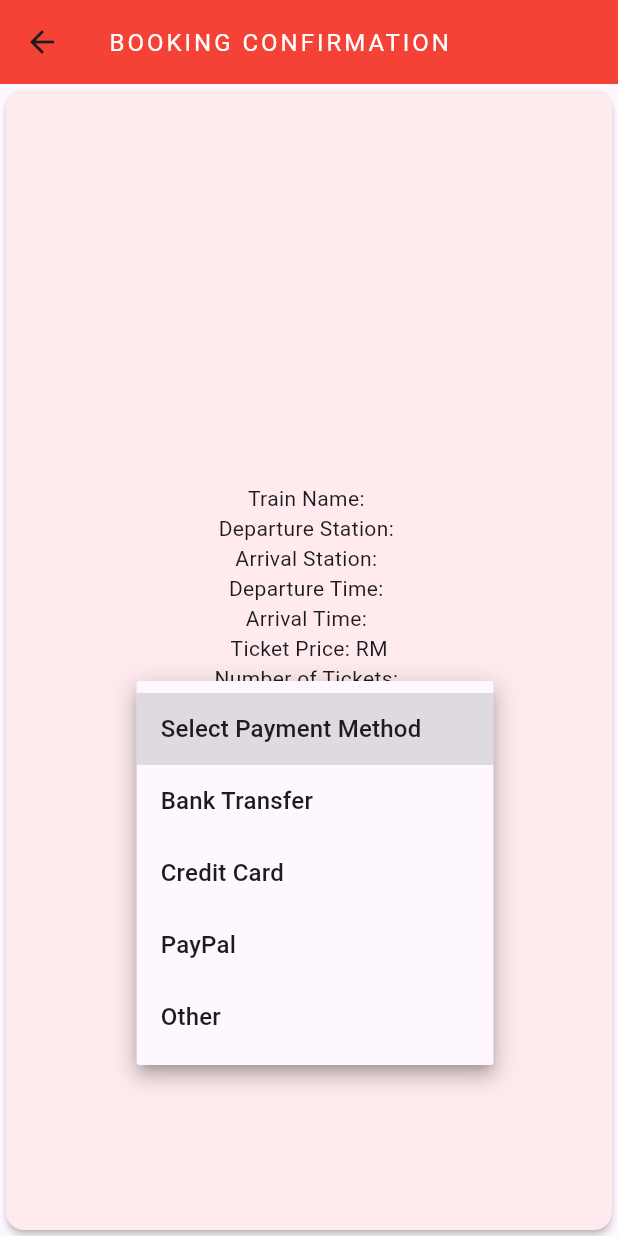
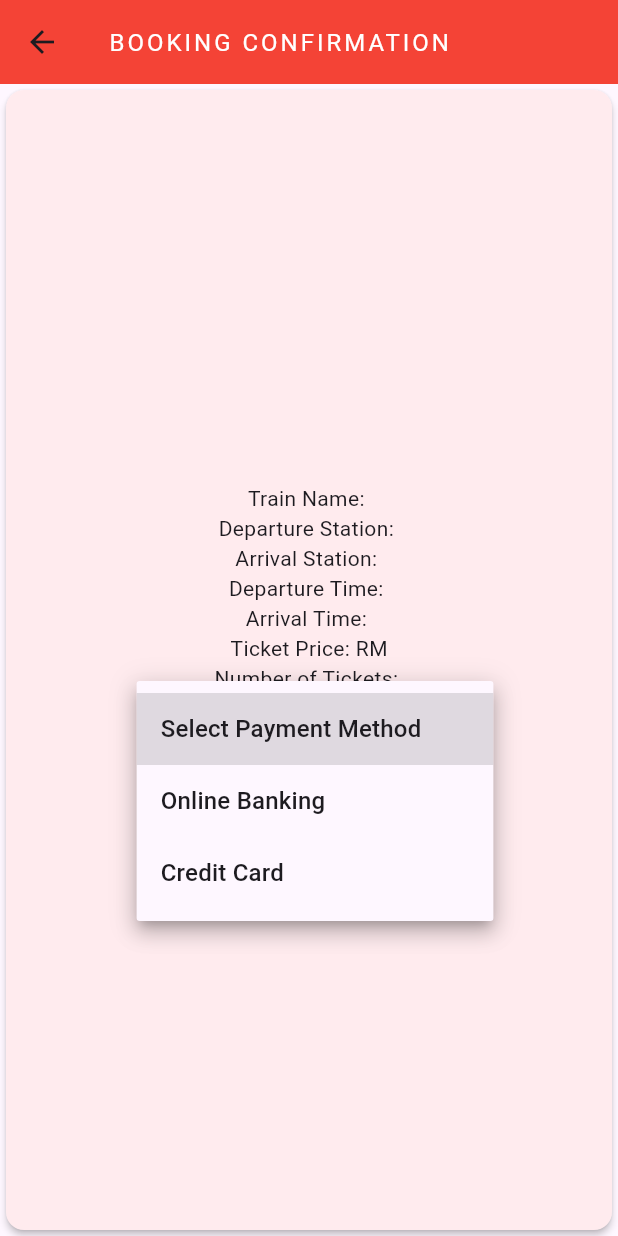
Before and after one commit to zakwan97/train_booking_app, a Flutter app: the ConfirmBookingPage screen opened by its route, after a tap on "Select Payment Method", on a phone screen of 412 x 824 dp. Run offline on Flutter 3.47's test engine with Material 2 defaults, Android fonts, the phone set to English and light mode, and no system bars; our stand-ins replace flutter_sizer, get, phosphor_flutter, shared_preferences, supabase, supabase_flutter; accounts and stored records are empty.

Commit message:
Confirmation booking in progress

```diff
--- a/lib/controller/schedule_controller.dart
+++ b/lib/controller/schedule_controller.dart
@@ -53,11 +53,17 @@ class ScheduleController extends GetxController {
     var dataTemp = await BookingService().createBooking(scheduleID, userID);
     var bookingId = dataTemp[0]['bookingID'];
 
+    tempSeatID.toSet();
+
     for (int i = 0; i < tempSeatID.length; i++) {
       await BookingService().createBookingDetails(bookingId, tempSeatID[i]);
       await BookingService().updateSeatDetails(tempSeatID[i]);
     }
+    isLoading = false;
+    update();
+  }
 
+  Future getBookingHistory(int? scheduleID) async {
     isLoading = false;
     update();
   }
--- a/lib/model/booking/booking_model.dart
+++ b/lib/model/booking/booking_model.dart
@@ -2,12 +2,14 @@ class Booking {
   String bookingID;
   int scheduleID;
   final String userID;
+  final String paymentType;
   final DateTime createdAt;
 
   Booking({
     required this.bookingID,
     required this.scheduleID,
     required this.userID,
+    required this.paymentType,
     required this.createdAt,
   });
 
@@ -16,6 +18,7 @@ class Booking {
       bookingID: json['bookingID'],
       scheduleID: json['scheduleID'],
       userID: json['userID'],
+      paymentType: json['paymentType'],
       createdAt: json['createdAt'],
       // coaches: (json['coaches'] as List<dynamic>)
       //     .map((coachData) => Coach.fromJson(coachData))
@@ -29,6 +32,7 @@ class Booking {
       'bookingID': bookingID,
       'scheduleID': scheduleID,
       'userID': userID,
+      'paymentType': paymentType,
       'createdAt': createdAt
       // 'coaches': coaches.map((coach) => coach.toJson()).toList(),
     };
--- a/lib/pages/confirm_booking_page.dart
+++ b/lib/pages/confirm_booking_page.dart
@@ -29,13 +29,11 @@ class ConfirmBookingPage extends StatefulWidget {
 }
 
 class _ConfirmBookingPageState extends State<ConfirmBookingPage> {
-  final String selectedPaymentMethod = 'Select Payment Method';
+  String? selectedPaymentMethod = 'Select Payment Method';
   List<String> paymentMethods = [
     'Select Payment Method',
-    'Bank Transfer',
+    'Online Banking',
     'Credit Card',
-    'PayPal',
-    'Other'
   ];
 
   var bookingId = 0;
@@ -76,13 +74,17 @@ class _ConfirmBookingPageState extends State<ConfirmBookingPage> {
                   );
                 }).toList(),
                 onChanged: (String? newValue) {
-                  setState(() {});
+                  print(newValue);
+                  setState(() {
+                    selectedPaymentMethod = newValue;
+                  });
                 },
               ),
               ElevatedButton(
                 onPressed: () async {
                   if (selectedPaymentMethod == 'Select Payment Method') {
-                    await s.createBooking(s.scheduleList[0].scheduleID);
+                    // await s.createBooking(s.scheduleList[0].scheduleID);
+                    BookingService().getBookingDetails(1, 1);
                   } else {}
                 },
                 child: const Text('Confirm Booking'),
--- a/lib/routes/app_pages.dart
+++ b/lib/routes/app_pages.dart
@@ -1,6 +1,8 @@
 import 'package:get/get.dart';
 import 'package:train_booking_app/pages/authentication/login_page.dart';
+import 'package:train_booking_app/pages/booking_history_page.dart';
 import 'package:train_booking_app/pages/confirm_booking_page.dart';
+import 'package:train_booking_app/pages/final_booking_page.dart';
 import 'package:train_booking_app/pages/home_page.dart';
 import 'package:train_booking_app/pages/payment_page.dart';
 import 'package:train_booking_app/pages/splash_screen.dart';
@@ -40,5 +42,13 @@ class AppPages {
       name: AppRoutes.paymentPage,
       page: () => const PaymentPage(),
     ),
+    GetPage(
+      name: AppRoutes.finalBookingPage,
+      page: () => const FinalbookingPage(),
+    ),
+    GetPage(
+      name: AppRoutes.bookingHistoryPage,
+      page: () => const BookingHistory(),
+    ),
   ];
 }
--- a/lib/routes/app_routes.dart
+++ b/lib/routes/app_routes.dart
@@ -9,4 +9,6 @@ class AppRoutes {
   //confirm booking
   static const String confirmBookingPage = '/confirmBookingPage';
   static const String paymentPage = '/paymentPage';
+  static const String finalBookingPage = '/finalBookingPage';
+  static const String bookingHistoryPage = '/bookingHistoryPage';
 }
--- a/lib/shared/textformfield_shared_2.dart
+++ b/lib/shared/textformfield_shared_2.dart
@@ -1,6 +1,8 @@
 import 'package:flutter/material.dart';
+import 'package:flutter/services.dart';
 
 class TextFormFieldShared extends StatelessWidget {
+  final List<TextInputFormatter>? inputFormatters;
   final String label;
   final IconData? prefixIcon;
   final String hintText;
@@ -17,6 +19,7 @@ class TextFormFieldShared extends StatelessWidget {
 
   const TextFormFieldShared({
     super.key,
+    this.inputFormatters,
     required this.label,
     this.prefixIcon,
     this.hintText = "",
@@ -35,6 +38,7 @@ class TextFormFieldShared extends StatelessWidget {
   @override
   Widget build(BuildContext context) {
     return TextFormField(
+      inputFormatters: inputFormatters,
       decoration: InputDecoration(
         labelText: label,
         prefixIcon: prefixIcon != null ? Icon(prefixIcon) : null,
--- a/pubspec.yaml
+++ b/pubspec.yaml
@@ -44,6 +44,7 @@ dependencies:
   supabase_flutter: ^1.10.23
   supabase: ^1.11.11
   http: ^1.1.0
+  pdf: ^3.10.4
 
 dev_dependencies:
   flutter_test:
```
Also changed, not shown: lib/controller/booking_controller.dart (deleted, +0 -23 lines), lib/pages/booking_history_page.dart (added, +15 -0 lines), lib/pages/final_booking_page.dart (+15 -0 lines), lib/pages/home_page.dart (+15 -0 lines), lib/pages/payment_page.dart (+0 -30 lines), lib/pages/ticket_page.dart (+26 -22 lines), lib/services/booking_service.dart (+12 -0 lines), lib/shared/uppercase_shared.dart (added, +12 -0 lines), pubspec.lock, 14 other files.
